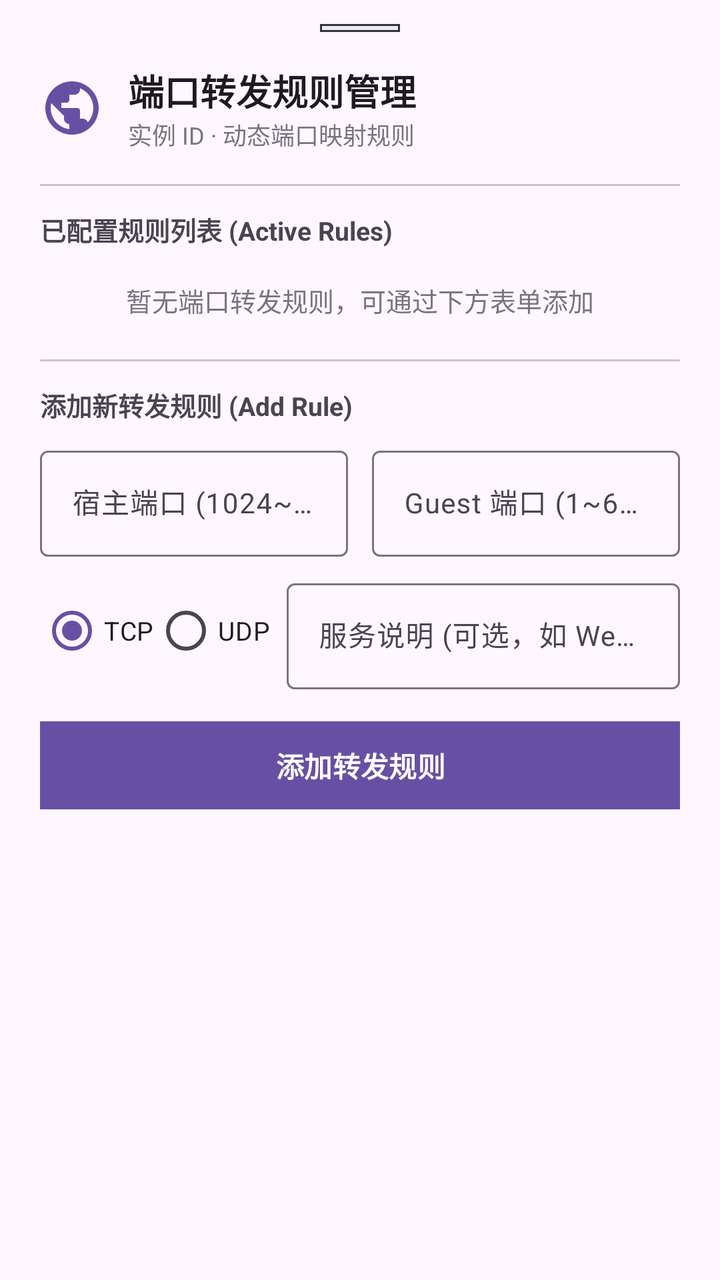
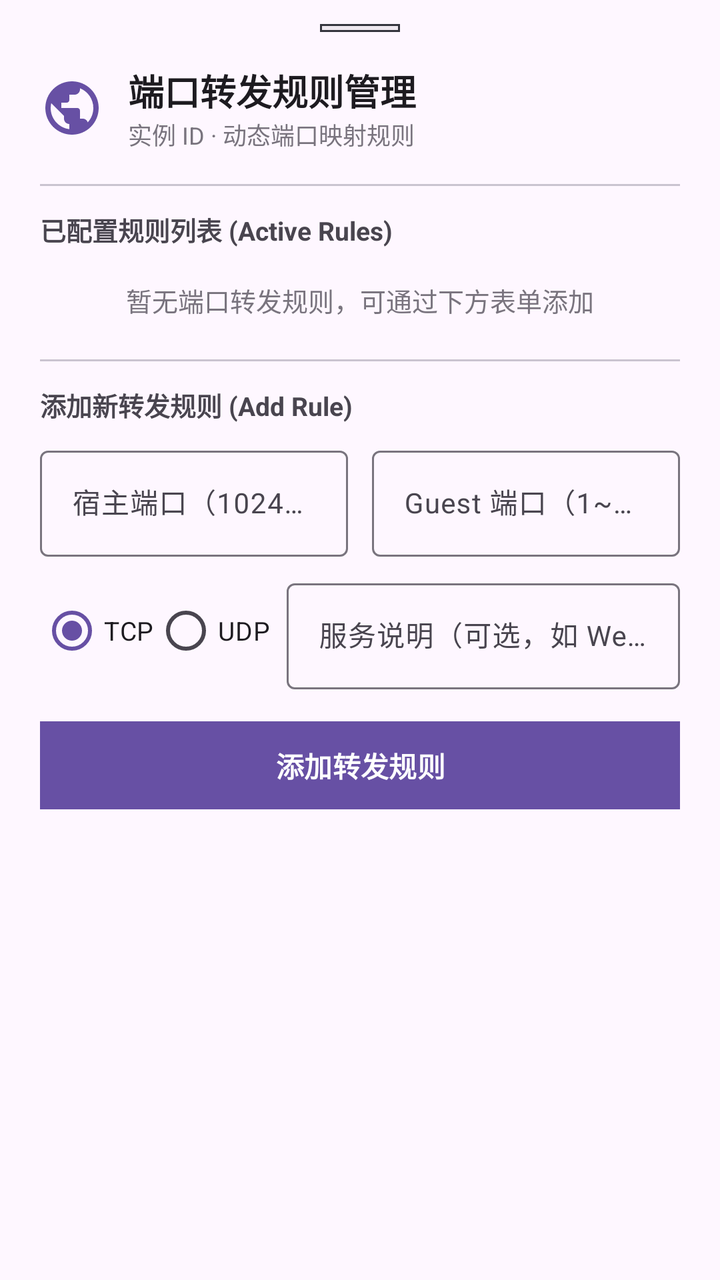

Screens rendered from an Android XML layout before and after an edit, with the pre-edit source and the edit as a unified diff.
<!-- AndroidManifest.xml: application theme Theme.Orchestella -->
<!-- res/layout/layout_port_forwarding_sheet.xml -->
<?xml version="1.0" encoding="utf-8"?>
<LinearLayout xmlns:android="http://schemas.android.com/apk/res/android"
    xmlns:app="http://schemas.android.com/apk/res-auto"
    android:layout_width="match_parent"
    android:layout_height="wrap_content"
    android:orientation="vertical"
    android:paddingStart="20dp"
    android:paddingEnd="20dp"
    android:paddingTop="12dp"
    android:paddingBottom="28dp">

    
    <View
        android:layout_width="40dp"
        android:layout_height="4dp"
        android:layout_gravity="center_horizontal"
        android:layout_marginBottom="16dp"
        android:background="@drawable/bg_status_badge" />

    
    <LinearLayout
        android:layout_width="match_parent"
        android:layout_height="wrap_content"
        android:orientation="horizontal"
        android:gravity="center_vertical"
        android:layout_marginBottom="16dp">

        <ImageView
            android:layout_width="32dp"
            android:layout_height="32dp"
            android:layout_marginEnd="12dp"
            android:src="@drawable/ic_network"
            app:tint="?attr/colorPrimary"
            android:contentDescription="Network Port Forwarding" />

        <LinearLayout
            android:layout_width="0dp"
            android:layout_height="wrap_content"
            android:layout_weight="1"
            android:orientation="vertical">

            <TextView
                android:id="@+id/port_sheet_title"
                android:layout_width="wrap_content"
                android:layout_height="wrap_content"
                android:text="@string/port_forwarding_title"
                android:textSize="18sp"
                android:textStyle="bold"
                android:textColor="?attr/colorOnSurface" />

            <TextView
                android:id="@+id/port_sheet_subtitle"
                android:layout_width="wrap_content"
                android:layout_height="wrap_content"
                android:text="实例 ID · 动态端口映射规则"
                android:textSize="12sp"
                android:textColor="?attr/colorOutline" />
        </LinearLayout>
    </LinearLayout>

    <View
        android:layout_width="match_parent"
        android:layout_height="1dp"
        android:layout_marginBottom="12dp"
        android:background="?attr/colorOutlineVariant" />

    
    <TextView
        android:layout_width="wrap_content"
        android:layout_height="wrap_content"
        android:text="已配置规则列表 (Active Rules)"
        android:textSize="13sp"
        android:textStyle="bold"
        android:textColor="?attr/colorOnSurfaceVariant"
        android:layout_marginBottom="8dp" />

    <TextView
        android:id="@+id/tv_no_rules_hint"
        android:layout_width="match_parent"
        android:layout_height="wrap_content"
        android:text="@string/port_forwarding_empty"
        android:textSize="13sp"
        android:textColor="?attr/colorOutline"
        android:paddingTop="8dp"
        android:paddingBottom="8dp"
        android:gravity="center"
        android:visibility="visible" />

    <androidx.core.widget.NestedScrollView
        android:layout_width="match_parent"
        android:layout_height="wrap_content"
        android:maxHeight="220dp">

        <LinearLayout
            android:id="@+id/container_rules_list"
            android:layout_width="match_parent"
            android:layout_height="wrap_content"
            android:orientation="vertical" />
    </androidx.core.widget.NestedScrollView>

    <View
        android:layout_width="match_parent"
        android:layout_height="1dp"
        android:layout_marginTop="12dp"
        android:layout_marginBottom="12dp"
        android:background="?attr/colorOutlineVariant" />

    
    <TextView
        android:layout_width="wrap_content"
        android:layout_height="wrap_content"
        android:text="添加新转发规则 (Add Rule)"
        android:textSize="13sp"
        android:textStyle="bold"
        android:textColor="?attr/colorOnSurfaceVariant"
        android:layout_marginBottom="8dp" />

    
    <LinearLayout
        android:layout_width="match_parent"
        android:layout_height="wrap_content"
        android:orientation="horizontal"
        android:baselineAligned="false"
        android:layout_marginBottom="8dp">

        <com.google.android.material.textfield.TextInputLayout
            android:id="@+id/til_host_port"
            style="@style/Widget.Material3.TextInputLayout.OutlinedBox"
            android:layout_width="0dp"
            android:layout_height="wrap_content"
            android:layout_weight="1"
            android:layout_marginEnd="6dp"
            android:hint="@string/port_forwarding_host_port">

            <com.google.android.material.textfield.TextInputEditText
                android:id="@+id/et_host_port"
                android:layout_width="match_parent"
                android:layout_height="wrap_content"
                android:minHeight="48dp"
                android:inputType="number"
                android:textSize="14sp" />
        </com.google.android.material.textfield.TextInputLayout>

        <com.google.android.material.textfield.TextInputLayout
            android:id="@+id/til_guest_port"
            style="@style/Widget.Material3.TextInputLayout.OutlinedBox"
            android:layout_width="0dp"
            android:layout_height="wrap_content"
            android:layout_weight="1"
            android:layout_marginStart="6dp"
            android:hint="@string/port_forwarding_guest_port">

            <com.google.android.material.textfield.TextInputEditText
                android:id="@+id/et_guest_port"
                android:layout_width="match_parent"
                android:layout_height="wrap_content"
                android:minHeight="48dp"
                android:inputType="number"
                android:textSize="14sp" />
        </com.google.android.material.textfield.TextInputLayout>
    </LinearLayout>

    
    <LinearLayout
        android:layout_width="match_parent"
        android:layout_height="wrap_content"
        android:orientation="horizontal"
        android:gravity="center_vertical"
        android:layout_marginBottom="8dp">

        <RadioGroup
            android:id="@+id/rg_protocol"
            android:layout_width="wrap_content"
            android:layout_height="wrap_content"
            android:orientation="horizontal"
            android:layout_marginEnd="8dp">

            <RadioButton
                android:id="@+id/rb_tcp"
                android:layout_width="wrap_content"
                android:layout_height="wrap_content"
                android:minHeight="48dp"
                android:checked="true"
                android:text="TCP"
                android:textSize="13sp" />

            <RadioButton
                android:id="@+id/rb_udp"
                android:layout_width="wrap_content"
                android:layout_height="wrap_content"
                android:minHeight="48dp"
                android:text="UDP"
                android:textSize="13sp" />
        </RadioGroup>

        <com.google.android.material.textfield.TextInputLayout
            android:id="@+id/til_description"
            style="@style/Widget.Material3.TextInputLayout.OutlinedBox"
            android:layout_width="0dp"
            android:layout_height="wrap_content"
            android:layout_weight="1"
            android:hint="@string/port_forwarding_desc_hint">

            <com.google.android.material.textfield.TextInputEditText
                android:id="@+id/et_description"
                android:layout_width="match_parent"
                android:layout_height="wrap_content"
                android:minHeight="48dp"
                android:inputType="text"
                android:textSize="14sp" />
        </com.google.android.material.textfield.TextInputLayout>
    </LinearLayout>

    
    <com.google.android.material.button.MaterialButton
        android:id="@+id/btn_add_rule"
        android:layout_width="match_parent"
        android:layout_height="wrap_content"
        android:minHeight="52dp"
        app:cornerRadius="0dp"
        android:text="@string/port_forwarding_add_rule"
        android:textSize="14sp"
        android:textStyle="bold"
        android:layout_marginTop="4dp" />

</LinearLayout>
<!-- resources referenced by this layout -->
<resources>
  <!-- drawable bg_status_badge (drawable) -->
  <?xml version="1.0" encoding="utf-8"?>
  <shape xmlns:android="http://schemas.android.com/apk/res/android"
      android:shape="rectangle">
      <corners android:radius="0dp" />
      <solid android:color="#20808080" />
      <stroke
          android:width="1dp"
          android:color="#34353D" />
  </shape>
  <!-- drawable ic_network (drawable) -->
  <vector xmlns:android="http://schemas.android.com/apk/res/android"
      android:width="24dp"
      android:height="24dp"
      android:viewportWidth="24"
      android:viewportHeight="24">
    <path
        android:fillColor="#FFFFFFFF"
        android:pathData="M12,2C6.48,2 2,6.48 2,12s4.48,10 10,10 10,-4.48 10,-10S17.52,2 12,2zm-1,17.93c-3.95,-0.49 -7,-3.85 -7,-7.93 0,-0.62 0.08,-1.21 0.21,-1.79L9,15v1c0,1.1 0.9,2 2,2v1.93zm6.9,-2.54c-0.26,-0.81 -1,-1.39 -1.9,-1.39h-1v-3c0,-0.55 -0.45,-1 -1,-1H8v-2h2c0.55,0 1,-0.45 1,-1V7h2c1.1,0 2,-0.9 2,-2v-0.41c2.93,1.19 5,4.06 5,7.41 0,2.08 -0.8,3.97 -2.1,5.39z"/>
  </vector>
  <string name="port_forwarding_add_rule">添加转发规则</string>
  <string name="port_forwarding_desc_hint">服务说明 (可选，如 Web 8080)</string>
  <string name="port_forwarding_empty">暂无端口转发规则，可通过下方表单添加</string>
  <string name="port_forwarding_guest_port">Guest 端口 (1~65535)</string>
  <string name="port_forwarding_host_port">宿主端口 (1024~65535)</string>
  <string name="port_forwarding_title">端口转发规则管理</string>
  <style name="Theme.Orchestella" parent="Theme.Material3.DayNight.NoActionBar">
          <item name="android:fontFamily">sans-serif</item>
          <item name="android:windowActionModeOverlay">true</item>
          <item name="android:statusBarColor">@android:color/transparent</item>
          <item name="android:navigationBarColor">@android:color/transparent</item>
          
          <item name="android:windowAnimationStyle">@style/Animation.Orchestella.Activity</item>
      </style>
  <style name="Animation.Orchestella.Activity" parent="@android:style/Animation.Activity">
          <item name="android:activityOpenEnterAnimation">@anim/oe_activity_open_enter</item>
          <item name="android:activityOpenExitAnimation">@anim/oe_activity_open_exit</item>
          <item name="android:activityCloseEnterAnimation">@anim/oe_activity_close_enter</item>
          <item name="android:activityCloseExitAnimation">@anim/oe_activity_close_exit</item>
      </style>
</resources>

<!-- the commit's change to res/layout/layout_port_forwarding_sheet.xml (unified diff, before → after) -->
@@ -31,7 +31,7 @@
             android:layout_marginEnd="12dp"
             android:src="@drawable/ic_network"
             app:tint="?attr/colorPrimary"
-            android:contentDescription="Network Port Forwarding" />
+            android:contentDescription="@null" />
 
         <LinearLayout
             android:layout_width="0dp"
<!-- resource entries referenced after the edit -->
@@ -21,10 +21,10 @@
         android:pathData="M12,2C6.48,2 2,6.48 2,12s4.48,10 10,10 10,-4.48 10,-10S17.52,2 12,2zm-1,17.93c-3.95,-0.49 -7,-3.85 -7,-7.93 0,-0.62 0.08,-1.21 0.21,-1.79L9,15v1c0,1.1 0.9,2 2,2v1.93zm6.9,-2.54c-0.26,-0.81 -1,-1.39 -1.9,-1.39h-1v-3c0,-0.55 -0.45,-1 -1,-1H8v-2h2c0.55,0 1,-0.45 1,-1V7h2c1.1,0 2,-0.9 2,-2v-0.41c2.93,1.19 5,4.06 5,7.41 0,2.08 -0.8,3.97 -2.1,5.39z"/>
   </vector>
   <string name="port_forwarding_add_rule">添加转发规则</string>
-  <string name="port_forwarding_desc_hint">服务说明 (可选，如 Web 8080)</string>
+  <string name="port_forwarding_desc_hint">服务说明（可选，如 Web 8080）</string>
   <string name="port_forwarding_empty">暂无端口转发规则，可通过下方表单添加</string>
-  <string name="port_forwarding_guest_port">Guest 端口 (1~65535)</string>
-  <string name="port_forwarding_host_port">宿主端口 (1024~65535)</string>
+  <string name="port_forwarding_guest_port">Guest 端口（1~65535）</string>
+  <string name="port_forwarding_host_port">宿主端口（1024~65535）</string>
   <string name="port_forwarding_title">端口转发规则管理</string>
   <style name="Theme.Orchestella" parent="Theme.Material3.DayNight.NoActionBar">
           <item name="android:fontFamily">sans-serif</item>
